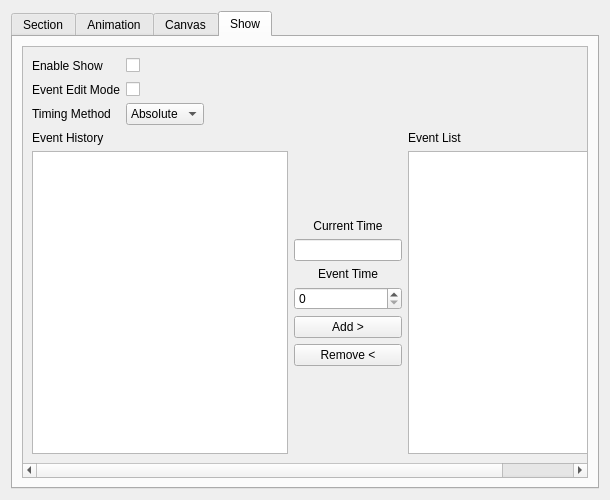
The window that src/widget/maestrocontrol.ui (8bitbuddhist/PixelMaestro-Studio) describes before a commit, drawn with Qt 5.
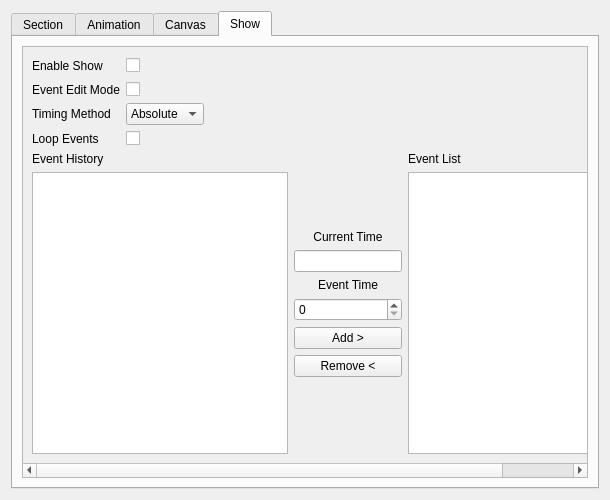
The same window after the commit. The open tabs and pages were chosen to show the change.

```diff
--- a/src/widget/maestrocontrol.ui
+++ b/src/widget/maestrocontrol.ui
@@ -1006,6 +1006,23 @@
                </item>
               </widget>
              </item>
+             <item row="3" column="0">
+              <widget class="QLabel" name="loopLabel">
+               <property name="text">
+                <string>Loop Events</string>
+               </property>
+              </widget>
+             </item>
+             <item row="3" column="1">
+              <widget class="QCheckBox" name="loopCheckBox">
+               <property name="toolTip">
+                <string>Repeats the Show after the last Event (Relative timing only)</string>
+               </property>
+               <property name="text">
+                <string/>
+               </property>
+              </widget>
+             </item>
             </layout>
            </item>
            <item row="1" column="0">
```
Left out of the diff: 256 changed lines with no effect on the pictures.
